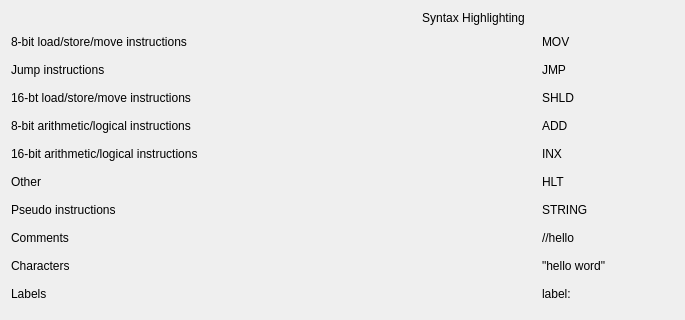
This is src/settingsPages/syntaxhighlightingsettings.ui in N1vn0vem8er/8080ide as Qt 5 draws it before an edit; both pictures show x 0 to 685 and y 0 to 320 of the 947 by 669 pixel window. The edited form follows.
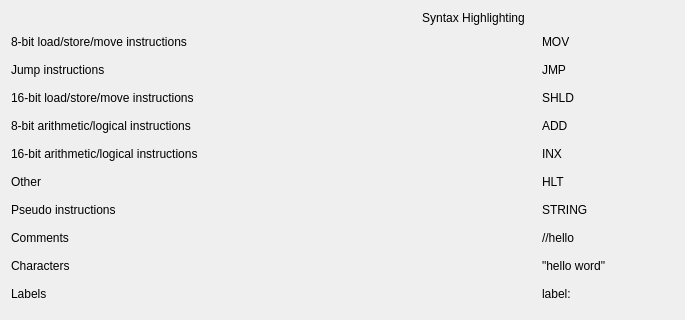
This is the edited form. Icons and pictures are not drawn.

Commit message: Changed createprojectwindow layout and fixed typos

```diff
--- a/src/settingsPages/syntaxhighlightingsettings.ui
+++ b/src/settingsPages/syntaxhighlightingsettings.ui
@@ -102,7 +102,7 @@
      <item>
       <widget class="QLabel" name="label_4">
        <property name="text">
-        <string>16-bt load/store/move instructions</string>
+        <string>16-bit load/store/move instructions</string>
        </property>
       </widget>
      </item>
```
The commit also changes 3 other files.
